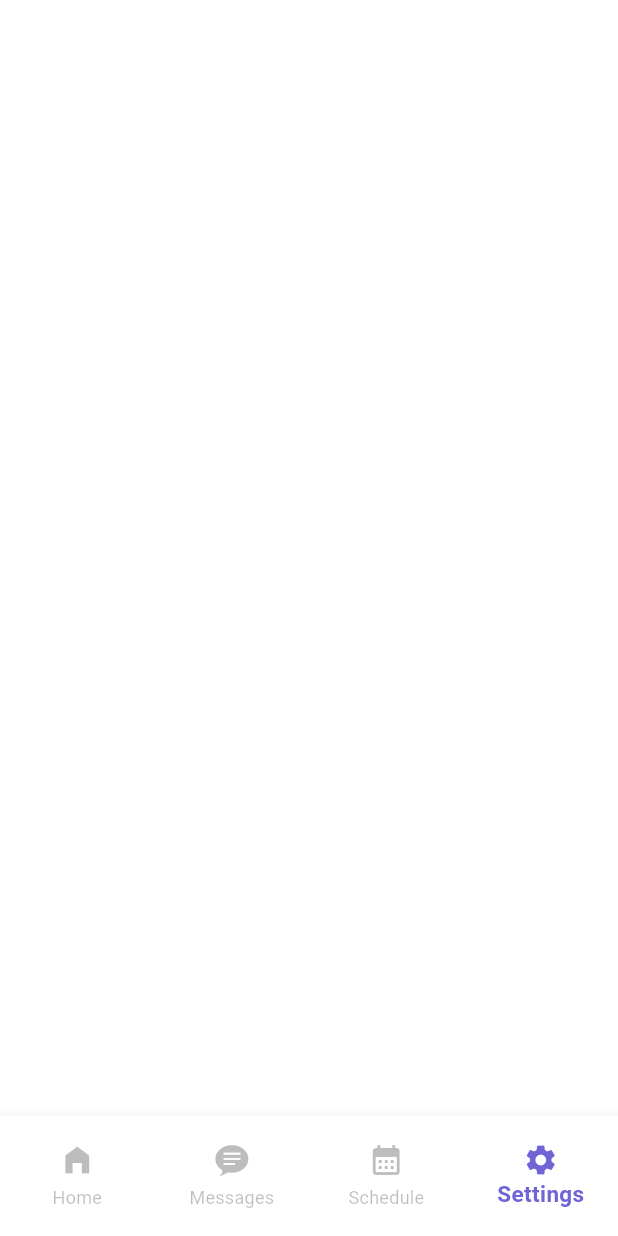
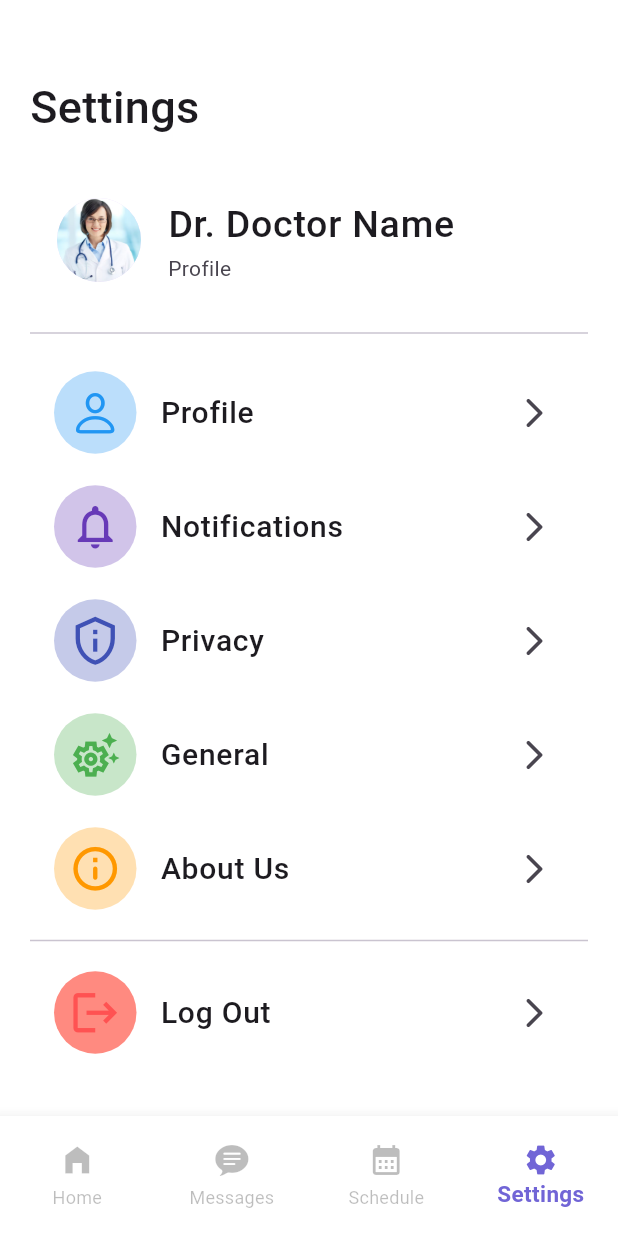
Before and after one commit to elidrocarburo/medical_healthcare, a Flutter app: the NavbarRoots screen opened directly, item 4 of the bottom bar chosen, on a phone screen of 412 x 824 dp. Run offline on Flutter 3.47's test engine with Material 3 defaults, Android fonts, the light colour scheme and no system bars.

Commit message:
finished settings_screen.dart

```diff
--- a/lib/screens/settings_screen.dart
+++ b/lib/screens/settings_screen.dart
@@ -1,8 +1,180 @@
+import 'package:flutter/cupertino.dart';
 import 'package:flutter/material.dart';
 
 class SettingsScreen extends StatelessWidget{
   @override
   Widget build(BuildContext context) {
-   return Container();
+   return SingleChildScrollView(
+     child: Padding(
+      padding: EdgeInsets.only(top: 50, left: 20, right: 20),
+      child: Column(
+        crossAxisAlignment: CrossAxisAlignment.start,
+        children: [
+          Text(
+            "Settings",
+            style: TextStyle(
+              fontSize: 30,
+              fontWeight: FontWeight.w500
+            ),
+          ),
+          SizedBox(height: 30),
+          ListTile(
+            leading: CircleAvatar(
+              radius: 30,
+              backgroundImage: AssetImage("images/doctor1.jpg"),
+            ),
+            title: Text(
+              "Dr. Doctor Name",
+              style: TextStyle(
+                fontSize: 25,
+                fontWeight: FontWeight.w500
+              ),
+            ),
+            subtitle: Text(
+              "Profile"
+            ),
+          ),
+          Divider(height: 50),
+          ListTile(
+            onTap: (){},
+            leading: Container(
+              padding: EdgeInsets.all(10),
+              decoration: BoxDecoration(
+                color: Colors.blue.shade100,
+                shape: BoxShape.circle
+              ),
+              child: Icon(
+                CupertinoIcons.person,
+                color: Colors.blue,
+                size: 35,
+              ),
+            ),
+            title: Text("Profile",
+            style: TextStyle(
+              fontWeight: FontWeight.w500,
+              fontSize: 20
+            ),
+            ),
+            trailing: Icon(Icons.arrow_forward_ios_rounded),
+          ),
+          SizedBox(height: 20),
+          ListTile(
+            onTap: (){},
+            leading: Container(
+              padding: EdgeInsets.all(10),
+              decoration: BoxDecoration(
+                color: Colors.deepPurple.shade100,
+                shape: BoxShape.circle
+              ),
+              child: Icon(
+                Icons.notifications_none_outlined,
+                color: Colors.deepPurple,
+                size: 35,
+              ),
+            ),
+            title: Text("Notifications",
+            style: TextStyle(
+              fontWeight: FontWeight.w500,
+              fontSize: 20
+            ),
+            ),
+            trailing: Icon(Icons.arrow_forward_ios_rounded),
+          ),
+          SizedBox(height: 20),
+          ListTile(
+            onTap: (){},
+            leading: Container(
+              padding: EdgeInsets.all(10),
+              decoration: BoxDecoration(
+                color: Colors.indigo.shade100,
+                shape: BoxShape.circle
+              ),
+              child: Icon(
+                Icons.privacy_tip_outlined,
+                color: Colors.indigo,
+                size: 35,
+              ),
+            ),
+            title: Text("Privacy",
+            style: TextStyle(
+              fontWeight: FontWeight.w500,
+              fontSize: 20
+            ),
+            ),
+            trailing: Icon(Icons.arrow_forward_ios_rounded),
+          ),
+          SizedBox(height: 20),
+          ListTile(
+            onTap: (){},
+            leading: Container(
+              padding: EdgeInsets.all(10),
+              decoration: BoxDecoration(
+                color: Colors.green.shade100,
+                shape: BoxShape.circle
+              ),
+              child: Icon(
+                Icons.settings_suggest_outlined,
+                color: Colors.green,
+                size: 35,
+              ),
+            ),
+            title: Text("General",
+            style: TextStyle(
+              fontWeight: FontWeight.w500,
+              fontSize: 20
+            ),
+            ),
+            trailing: Icon(Icons.arrow_forward_ios_rounded),
+          ),
+          SizedBox(height: 20),
+          ListTile(
+            onTap: (){},
+            leading: Container(
+              padding: EdgeInsets.all(10),
+              decoration: BoxDecoration(
+                color: Colors.orange.shade100,
+                shape: BoxShape.circle
+              ),
+              child: Icon(
+                Icons.info_outline_rounded,
+                color: Colors.orange,
+                size: 35,
+              ),
+            ),
+            title: Text("About Us",
+            style: TextStyle(
+              fontWeight: FontWeight.w500,
+              fontSize: 20
+            ),
+            ),
+            trailing: Icon(Icons.arrow_forward_ios_rounded),
+          ),
+          Divider(height: 40),
+          ListTile(
+            onTap: (){},
+            leading: Container(
+              padding: EdgeInsets.all(10),
+              decoration: BoxDecoration(
+                color: Colors.redAccent.shade100,
+                shape: BoxShape.circle
+              ),
+              child: Icon(
+                Icons.logout,
+                color: Colors.redAccent,
+                size: 35,
+              ),
+            ),
+            title: Text("Log Out",
+            style: TextStyle(
+              fontWeight: FontWeight.w500,
+              fontSize: 20
+            ),
+            ),
+            trailing: Icon(Icons.arrow_forward_ios_rounded),
+          ),
+        ],
+      ),
+     ),
+   );
   }
 }
```
